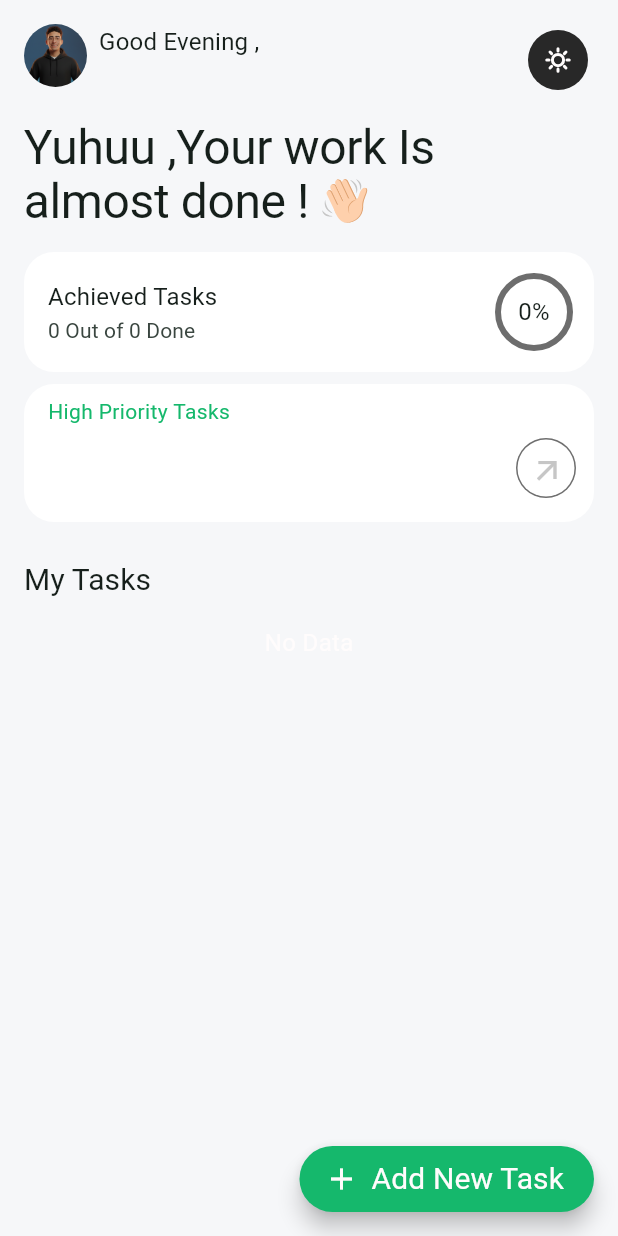
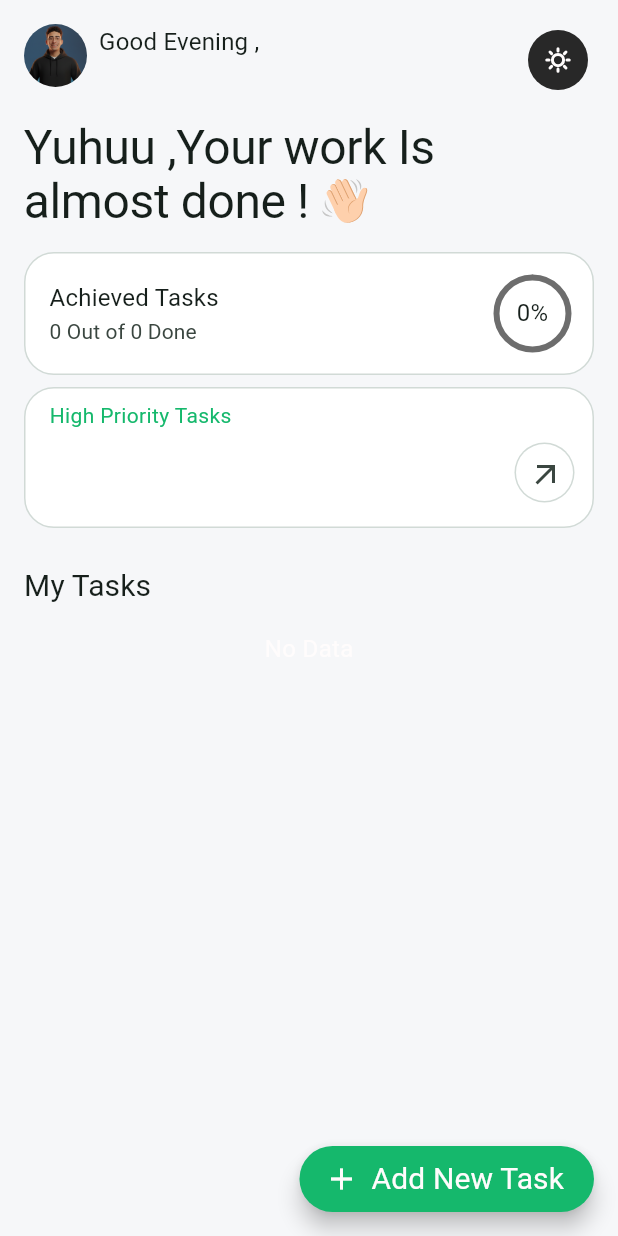
Before and after one commit to Moazosama2004/tasky-app, a Flutter app: the HomeView screen opened directly, on a phone screen of 412 x 824 dp. Run offline on Flutter 3.47's test engine with Material 3 defaults, Android fonts, the phone set to English and light mode, and no system bars; our stand-ins replace flutter_svg, shared_preferences; accounts and stored records are empty.

Commit message:
light and dark theme with isDark method

```diff
--- a/lib/core/theme/theme_controller.dart
+++ b/lib/core/theme/theme_controller.dart
@@ -18,4 +18,6 @@ class ThemeController {
     themeNotifier.value = isDarkMode ? ThemeMode.dark : ThemeMode.light;
     await PreferencesManager().setBool('isDarkMode', isDarkMode);
   }
+
+  static isDark() => themeNotifier.value == ThemeMode.dark;
 }
--- a/lib/core/widgets/archieved_tasks.dart
+++ b/lib/core/widgets/archieved_tasks.dart
@@ -1,6 +1,7 @@
 import 'dart:math';
 
 import 'package:flutter/material.dart';
+import 'package:tasky_app/core/theme/theme_controller.dart';
 
 class ArchievedTasks extends StatelessWidget {
   const ArchievedTasks({
@@ -21,6 +22,11 @@ class ArchievedTasks extends StatelessWidget {
       decoration: BoxDecoration(
         color: Theme.of(context).colorScheme.primaryContainer,
         borderRadius: BorderRadius.circular(20),
+        border: Border.all(
+          color: ThemeController.isDark()
+              ? Colors.transparent
+              : Color(0xffD1DAD6),
+        ),
       ),
       padding: EdgeInsets.all(16),
 
--- a/lib/core/widgets/high_priority_tasks.dart
+++ b/lib/core/widgets/high_priority_tasks.dart
@@ -1,6 +1,7 @@
 import 'dart:developer';
 
 import 'package:flutter/material.dart';
+import 'package:tasky_app/core/theme/theme_controller.dart';
 import 'package:tasky_app/core/widgets/custom_check_box.dart';
 import 'package:tasky_app/models/task_model.dart';
 import 'package:tasky_app/views/high_priority_view.dart';
@@ -24,6 +25,11 @@ class HighPriorityTasks extends StatelessWidget {
       decoration: BoxDecoration(
         color: Theme.of(context).colorScheme.primaryContainer,
         borderRadius: BorderRadius.circular(20),
+        border: Border.all(
+          color: ThemeController.isDark()
+              ? Colors.transparent
+              : Color(0xffD1DAD6),
+        ),
       ),
       child: Column(
         crossAxisAlignment: CrossAxisAlignment.start,
@@ -87,7 +93,10 @@ class HighPriorityTasks extends StatelessWidget {
                   vertical: 8,
                 ),
                 child: CircleAvatar(
-                  backgroundColor: Color(0xff6E6E6E),
+                  backgroundColor: ThemeController.isDark()
+                      ? Color(0xff6E6E6E)
+                      : Color(0xffD1DAD6),
+
                   radius: 20,
                   child: CircleAvatar(
                     radius: 19,
@@ -107,7 +116,9 @@ class HighPriorityTasks extends StatelessWidget {
                       },
                       icon: Icon(
                         Icons.arrow_outward,
-                        color: Color(0xffC6C6C6),
+                        color: ThemeController.isDark()
+                            ? Color(0xffC6C6C6)
+                            : Color(0xff3A4640),
                       ),
                     ),
                   ),
```
Also changed, not shown: lib/core/widgets/task_item.dart (+9 -1 lines).
